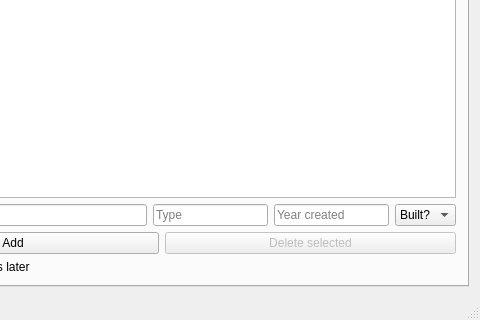
This is mainwindow.ui in valdimarHR/hisCompRepo as Qt 5 draws it before an edit; both pictures show x 157 to 637 and y 333 to 653 of the 637 by 653 pixel window. The edited form follows.
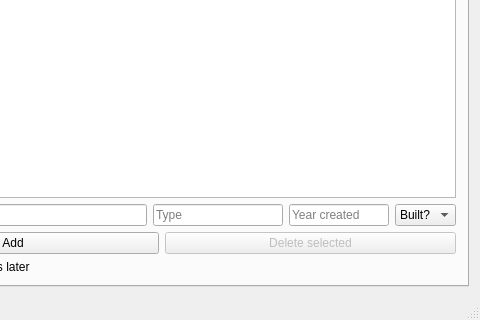
This is the edited form. The open tabs and pages were chosen to show the change.

Commit message: lineEdit size fixes

```diff
--- a/mainwindow.ui
+++ b/mainwindow.ui
@@ -235,10 +235,16 @@
            <widget class="QLineEdit" name="lineEditComputerType">
             <property name="minimumSize">
              <size>
-              <width>0</width>
+              <width>130</width>
               <height>0</height>
              </size>
             </property>
+            <property name="maximumSize">
+             <size>
+              <width>250</width>
+              <height>16777215</height>
+             </size>
+            </property>
             <property name="baseSize">
              <size>
               <width>0</width>
@@ -252,6 +258,12 @@
           </item>
           <item>
            <widget class="QLineEdit" name="lineEditComputerCreated">
+            <property name="maximumSize">
+             <size>
+              <width>150</width>
+              <height>16777215</height>
+             </size>
+            </property>
             <property name="placeholderText">
              <string>Year created</string>
             </property>
```
Left out of the diff: 12 changed lines with no effect on the pictures.
